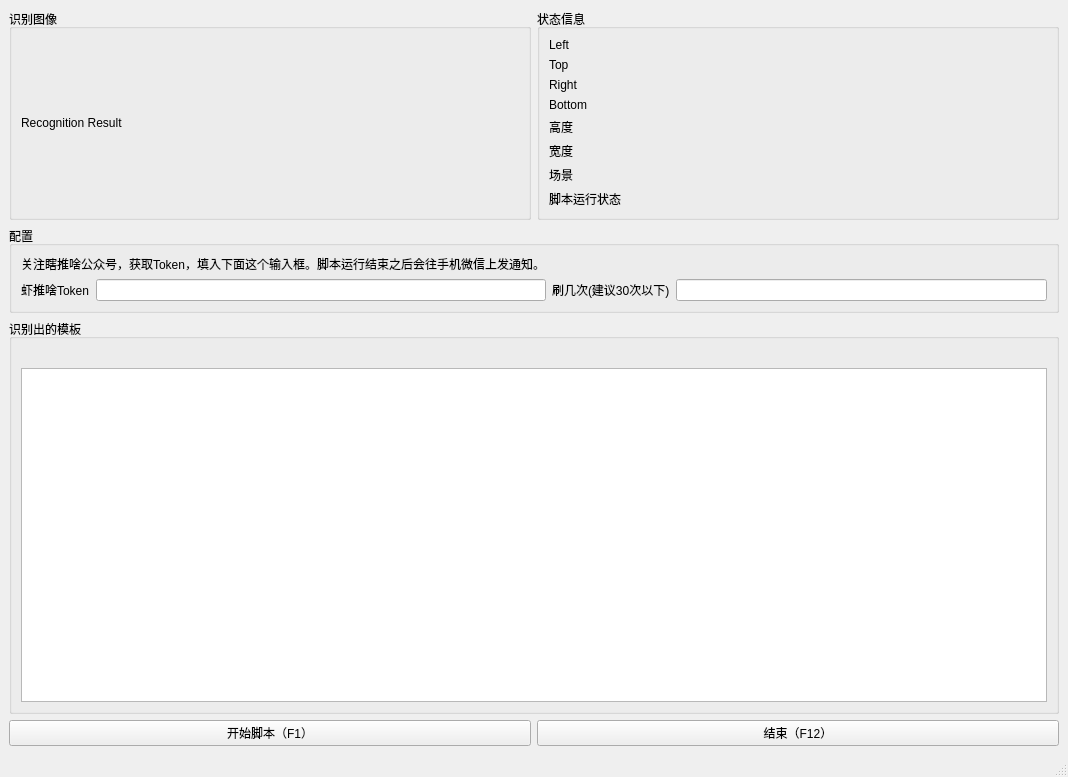
The window that view/design/ui/main_window.ui (Connorshen/OnmyojiScript) describes before a commit, drawn with Qt 5.
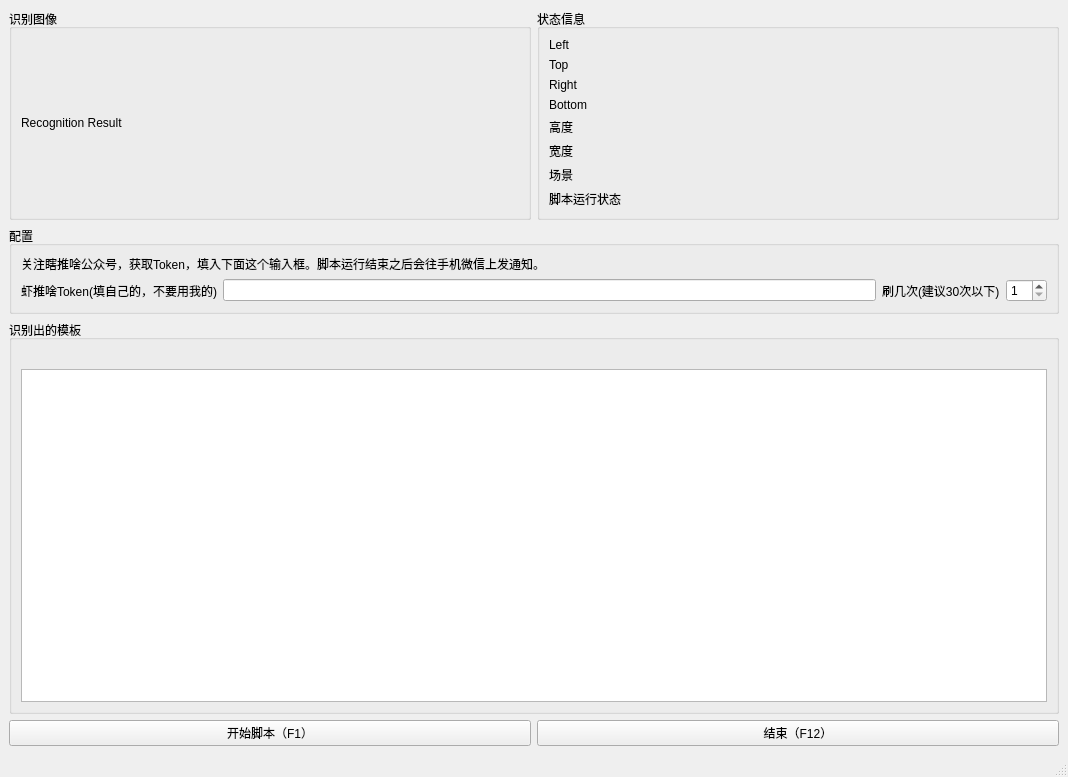
The same window after the commit.

What changed in the file:
```diff
--- a/view/design/ui/main_window.ui
+++ b/view/design/ui/main_window.ui
@@ -168,6 +168,13 @@
       <layout class="QVBoxLayout" name="verticalLayout_5">
        <item>
         <layout class="QGridLayout" name="gridLayout">
+         <item row="0" column="0" colspan="2">
+          <widget class="QLabel" name="label_11">
+           <property name="text">
+            <string>关注瞎推啥公众号，获取Token，填入下面这个输入框。脚本运行结束之后会往手机微信上发通知。</string>
+           </property>
+          </widget>
+         </item>
          <item row="1" column="2">
           <widget class="QLabel" name="label_4">
            <property name="text">
@@ -178,20 +185,17 @@
          <item row="1" column="1">
           <widget class="QLineEdit" name="config_token_et"/>
          </item>
+         <item row="1" column="3">
+          <widget class="QSpinBox" name="excution_times_sb">
+           <property name="minimum">
+            <number>1</number>
+           </property>
+          </widget>
+         </item>
          <item row="1" column="0">
           <widget class="QLabel" name="label">
            <property name="text">
-            <string>虾推啥Token</string>
-           </property>
-          </widget>
-         </item>
-         <item row="1" column="3">
-          <widget class="QLineEdit" name="excution_times_et"/>
-         </item>
-         <item row="0" column="0" colspan="2">
-          <widget class="QLabel" name="label_11">
-           <property name="text">
-            <string>关注瞎推啥公众号，获取Token，填入下面这个输入框。脚本运行结束之后会往手机微信上发通知。</string>
+            <string>虾推啥Token(填自己的，不要用我的)</string>
            </property>
           </widget>
          </item>
```
